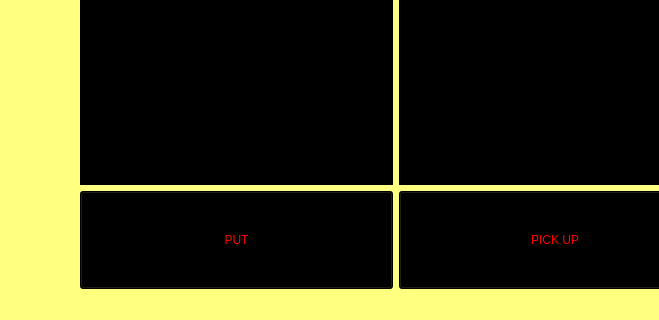
Before: the Qt Designer form ZorkProject/mainwindow.ui in AmeenPopoola/CS4076, drawn with Qt 5; both pictures show x 251 to 910 and y 330 to 650 of the 1292 by 650 pixel window.
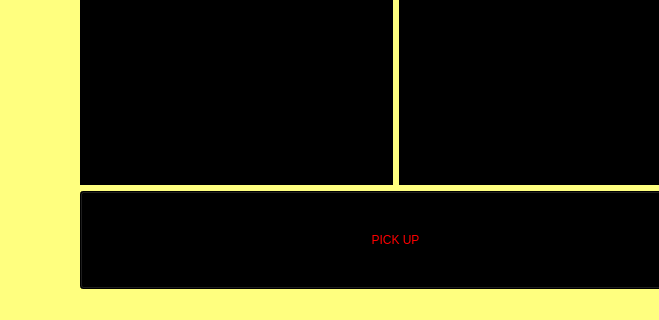
After: the same form once the commit is applied.

```diff
--- a/ZorkProject/mainwindow.ui
+++ b/ZorkProject/mainwindow.ui
@@ -131,24 +131,6 @@
     </item>
     <item row="4" column="2" colspan="2">
      <layout class="QHBoxLayout" name="horizontalLayout_4">
-      <item>
-       <widget class="QPushButton" name="Put">
-        <property name="sizePolicy">
-         <sizepolicy hsizetype="Preferred" vsizetype="Preferred">
-          <horstretch>0</horstretch>
-          <verstretch>0</verstretch>
-         </sizepolicy>
-        </property>
-        <property name="styleSheet">
-         <string notr="true">background-color: rgb(0, 0, 0);
-color: rgb(255, 0, 0);
-font: 9pt &quot;Algerian&quot;;</string>
-        </property>
-        <property name="text">
-         <string>PUT</string>
-        </property>
-       </widget>
-      </item>
       <item>
        <widget class="QPushButton" name="pick_up">
         <property name="sizePolicy">
```
Left out of the diff: 8 changed lines with no effect on the pictures.
